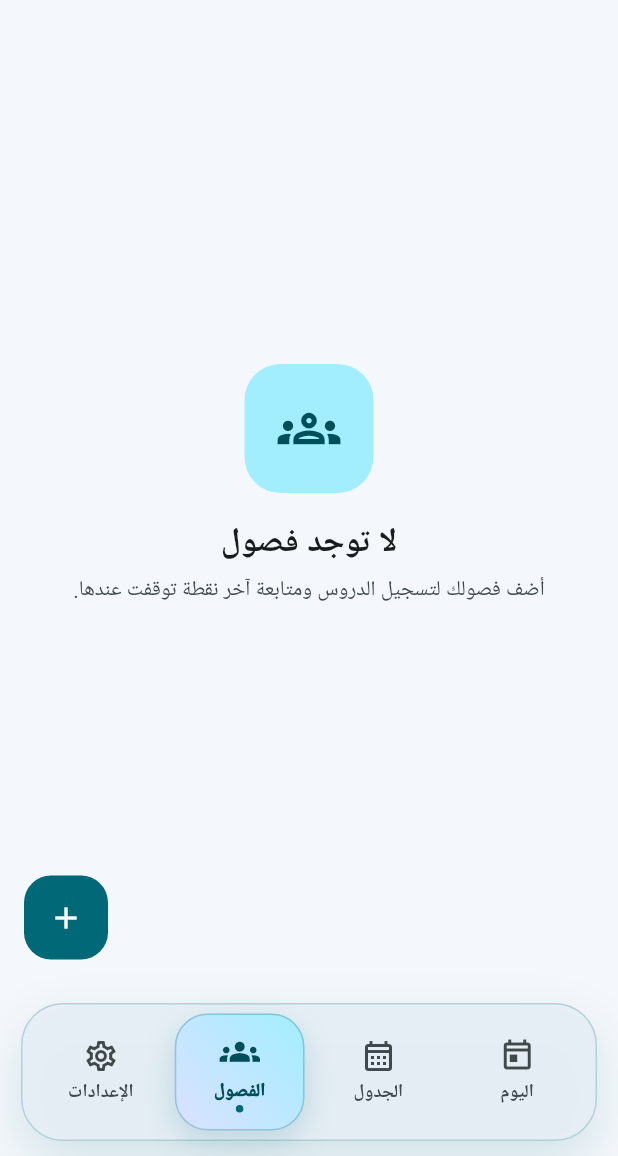
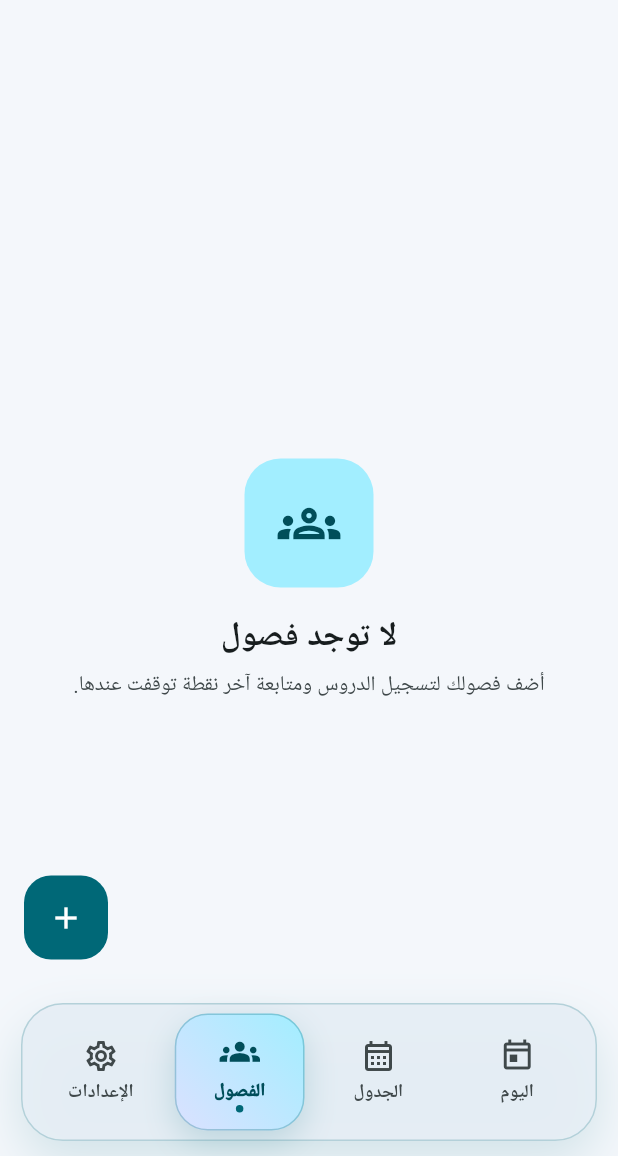
Before and after one commit to heshoo69/Jadwly, a Flutter app: the screen it shows after launch, item 2 of the bottom bar chosen, on a phone screen of 412 x 824 dp, the part 80-1236 px from its top. Run offline on Flutter 3.47's test engine with Material 3 defaults, Android fonts, the phone set to English and light mode, and no system bars; our stand-ins replace flutter_local_notifications, flutter_timezone, hive, hive_flutter, package_info_plus, timezone; accounts and stored records are empty.

Commit message:
feat: update UI layout with SafeArea and improve empty state handling

```diff
--- a/lib/screens/classes_screen.dart
+++ b/lib/screens/classes_screen.dart
@@ -22,13 +22,17 @@ class ClassesScreen extends StatelessWidget {
 
     return Scaffold(
       body: controller.classes.isEmpty
-          ? Padding(
-              padding: EdgeInsets.only(bottom: bottomClearance),
-              child: EmptyState(
-                icon: Icons.groups_outlined,
-                title: strings.noClasses,
-                message: strings.noClassesMessage,
-              ),
+          ? LayoutBuilder(
+              builder: (context, constraints) {
+                return SingleChildScrollView(
+                  padding: EdgeInsets.only(bottom: bottomClearance),
+                  child: ConstrainedBox(
+                    constraints:
+                        BoxConstraints(minHeight: constraints.maxHeight),
+                    child: const _ClassesEmptyState(),
+                  ),
+                );
+              },
             )
           : ListView.separated(
               padding: EdgeInsets.fromLTRB(16, 16, 16, 16 + bottomClearance),
@@ -172,3 +176,18 @@ class ClassesScreen extends StatelessWidget {
     return result ?? false;
   }
 }
+
+class _ClassesEmptyState extends StatelessWidget {
+  const _ClassesEmptyState();
+
+  @override
+  Widget build(BuildContext context) {
+    final strings = AppStrings.of(context);
+
+    return EmptyState(
+      icon: Icons.groups_outlined,
+      title: strings.noClasses,
+      message: strings.noClassesMessage,
+    );
+  }
+}
--- a/lib/screens/settings_screen.dart
+++ b/lib/screens/settings_screen.dart
@@ -538,7 +538,7 @@ class _SupportActionTile extends StatelessWidget {
                 ),
               ),
               Icon(
-                Icons.chevron_left_rounded,
+                Icons.north_west_rounded,
                 size: 18,
                 color: theme.colorScheme.onSurfaceVariant,
               ),
--- a/pubspec.yaml
+++ b/pubspec.yaml
@@ -16,7 +16,7 @@ publish_to: 'none' # Remove this line if you wish to publish to pub.dev
 # https://developer.apple.com/library/archive/documentation/General/Reference/InfoPlistKeyReference/Articles/CoreFoundationKeys.html
 # In Windows, build-name is used as the major, minor, and patch parts
 # of the product and file versions while build-number is used as the build suffix.
-version: 1.1.0+4
+version: 1.1.1+5
 environment:
   sdk: '>=3.1.3 <4.0.0'
 
```
Also changed, not shown: lib/screens/add_lesson_record_screen.dart (+21 -8 lines), lib/screens/class_form_screen.dart (+16 -3 lines), lib/screens/schedule_form_screen.dart (+20 -6 lines), lib/screens/weekly_schedule_screen.dart (+13 -2 lines).
